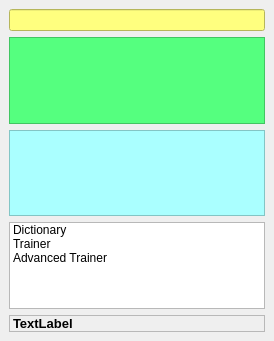
Above: firuqt/firumainwindow.ui from sergburn/firu.qt before the change. Below: the same form after it.
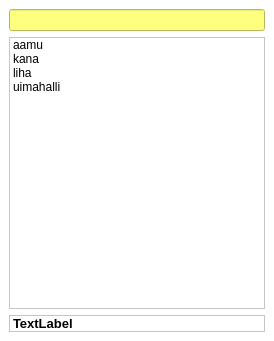
That is the form after the change.

Diff of the .ui file:
```diff
--- a/firuqt/firumainwindow.ui
+++ b/firuqt/firumainwindow.ui
@@ -13,8 +13,13 @@
   <property name="windowTitle">
    <string>Firu</string>
   </property>
-  <widget class="QWidget" name="centralwidget">
-   <layout class="QVBoxLayout" name="verticalLayout">
+  <property name="styleSheet" >
+   <string notr="true" >background-color: rgb(255, 255, 255);
+border-color: rgb(0, 0, 127);
+color: rgb(0, 0, 0);</string>
+  </property>
+  <widget class="QWidget" name="centralwidget" >
+   <layout class="QVBoxLayout" name="verticalLayout" >
     <item>
      <widget class="QLineEdit" name="lineEdit">
       <property name="font">
@@ -30,36 +35,27 @@
      </widget>
     </item>
     <item>
-     <widget class="QTextEdit" name="textEdit">
-      <property name="styleSheet">
-       <string notr="true">background-color: rgb(85, 255, 127);</string>
-      </property>
-     </widget>
-    </item>
-    <item>
-     <widget class="QPlainTextEdit" name="plainTextEdit">
-      <property name="styleSheet">
-       <string notr="true">background-color: rgb(170, 255, 255);</string>
-      </property>
-     </widget>
-    </item>
-    <item>
-     <widget class="QListWidget" name="listWidget">
+     <widget class="QListWidget" name="listSources" >
       <item>
-       <property name="text">
-        <string>Dictionary</string>
+       <property name="text" >
+        <string>aamu</string>
        </property>
       </item>
       <item>
-       <property name="text">
-        <string>Trainer</string>
+       <property name="text" >
+        <string>kana</string>
        </property>
       </item>
       <item>
-       <property name="text">
-        <string>Advanced Trainer</string>
+       <property name="text" >
+        <string>liha</string>
        </property>
       </item>
+      <item>
+       <property name="text" >
+        <string>uimahalli</string>
+       </property>
+      </item>
      </widget>
     </item>
     <item>
```
Left out of the diff: 79 changed lines with no effect on the pictures.
